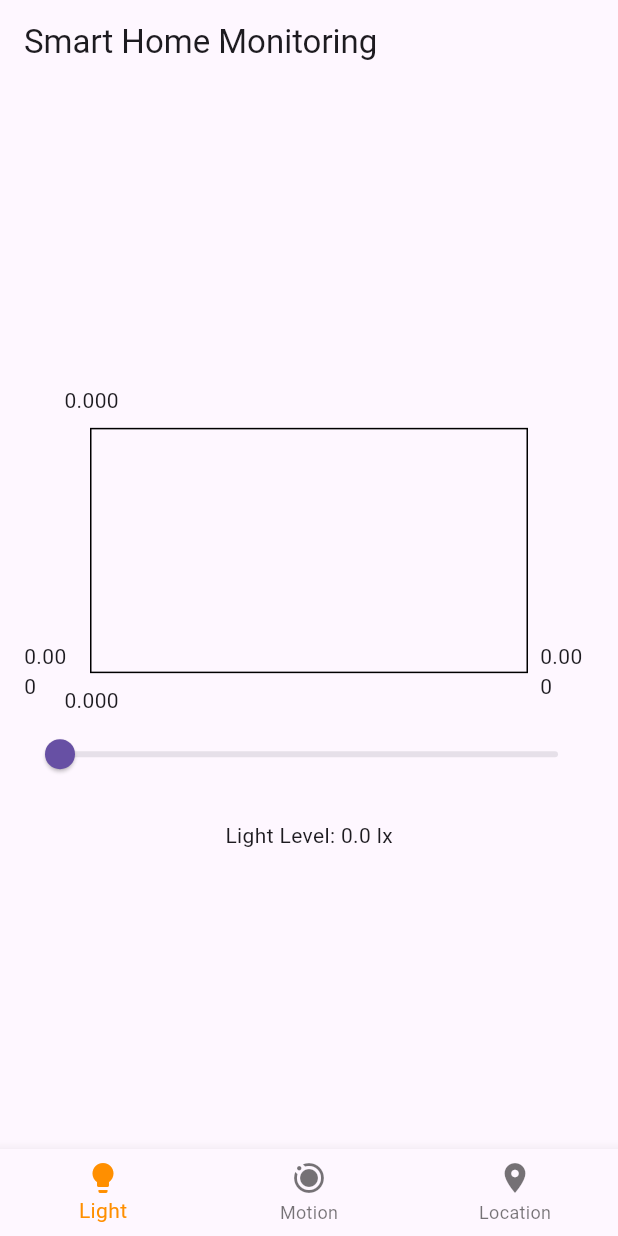
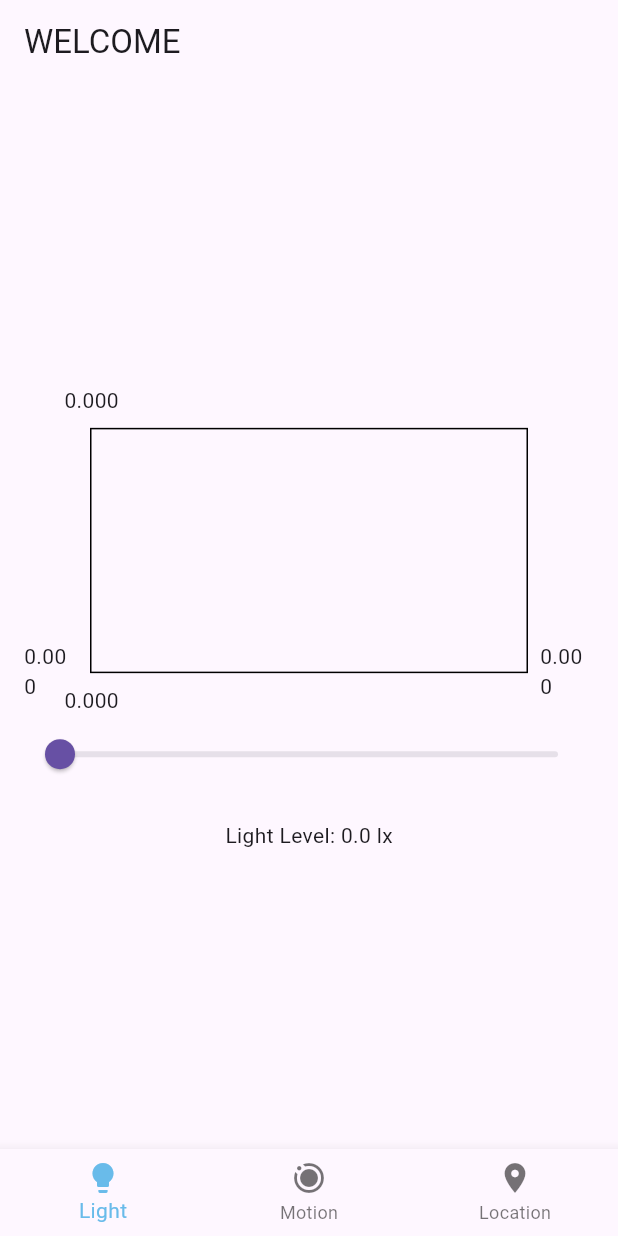
Before and after one commit to Leila2003/home_smart, a Flutter app: the screen it shows after launch, on a phone screen of 412 x 824 dp. Run offline on Flutter 3.47's test engine with Material 3 defaults, Android fonts, the phone set to English and light mode, and no system bars; drawn by our look-alikes of fl_chart; our stand-ins replace flutter_local_notifications, geolocator, sensors_plus; missing offline and left inert: light, screen_brightness.

Commit message:
leila-version

```diff
--- a/lib/main.dart
+++ b/lib/main.dart
@@ -43,7 +43,7 @@ class _HomeScreenState extends State<HomeScreen> {
   Widget build(BuildContext context) {
     return Scaffold(
       appBar: AppBar(
-        title: const Text('Smart Home Monitoring'),
+        title: const Text('WELCOME'),
       ),
       body: Container(
         padding: const EdgeInsets.all(16.0),
@@ -68,7 +68,7 @@ class _HomeScreenState extends State<HomeScreen> {
           ),
         ],
         currentIndex: _selectedIndex,
-        selectedItemColor: Colors.amber[800],
+        selectedItemColor: Color.fromARGB(255, 105, 187, 234),
         onTap: _onItemTapped,
       ),
     );
--- a/lib/ui/light_sensor_view.dart
+++ b/lib/ui/light_sensor_view.dart
@@ -69,7 +69,7 @@ class _LightSensorViewState extends State<LightSensorView> {
                 LineChartBarData(
                   spots: _shouldUpdateChart ? _lightLevelData : [],
                   isCurved: true,
-                  color: Colors.blue,
+                  color: Color.fromARGB(255, 29, 222, 116),
                   barWidth: 2,
                   isStrokeCapRound: true,
                   dotData: FlDotData(
--- a/lib/ui/motion_sensor_view.dart
+++ b/lib/ui/motion_sensor_view.dart
@@ -60,7 +60,7 @@ class _MotionSensorViewState extends State<MotionSensorView> {
   @override
   Widget build(BuildContext context) {
     return Container(
-      color: isMotionDetected ? Colors.red.shade100 : Colors.green.shade100,
+      color: isMotionDetected ? Color.fromARGB(255, 166, 208, 14) : Color.fromARGB(255, 203, 22, 130),
       child: Center(
         child: Column(
           mainAxisAlignment: MainAxisAlignment.center,
--- a/pubspec.yaml
+++ b/pubspec.yaml
@@ -30,17 +30,17 @@ environment:
 dependencies:
   flutter:
     sdk: flutter
-  sensors_plus: ^5.0.1
+  sensors_plus: ^6.0.0
   light: ^3.0.1
   geolocator: ^12.0.0
-  fl_chart: ^0.61.0
+  fl_chart: ^0.68.0
 
   # The following adds the Cupertino Icons font to your application.
   # Use with the CupertinoIcons clamote: Enumerating objects: 278, done.
 
   cupertino_icons: ^1.0.6
   screen_brightness: ^1.0.1
-  flutter_local_notifications: ^13.0.0
+  flutter_local_notifications: ^17.2.1+2
   flutter_launcher_icons: ^0.13.1
 
 dev_dependencies:
```
Also changed, not shown: pubspec.lock.
